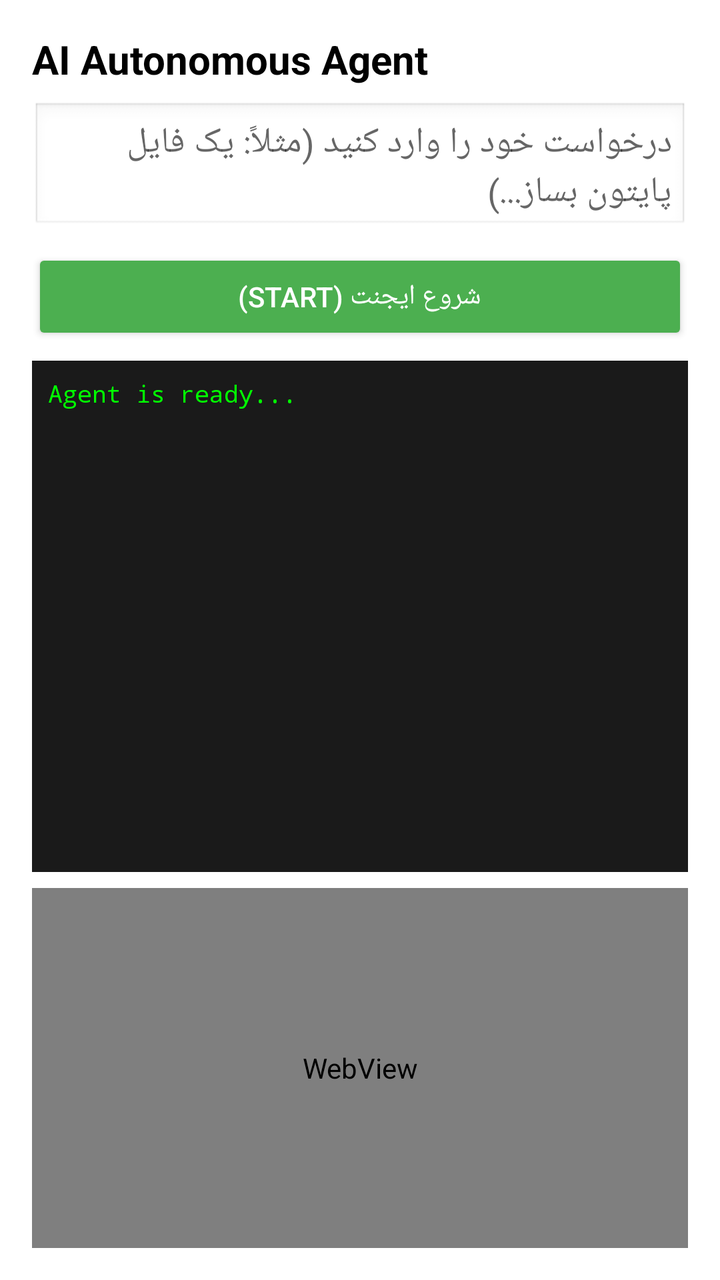
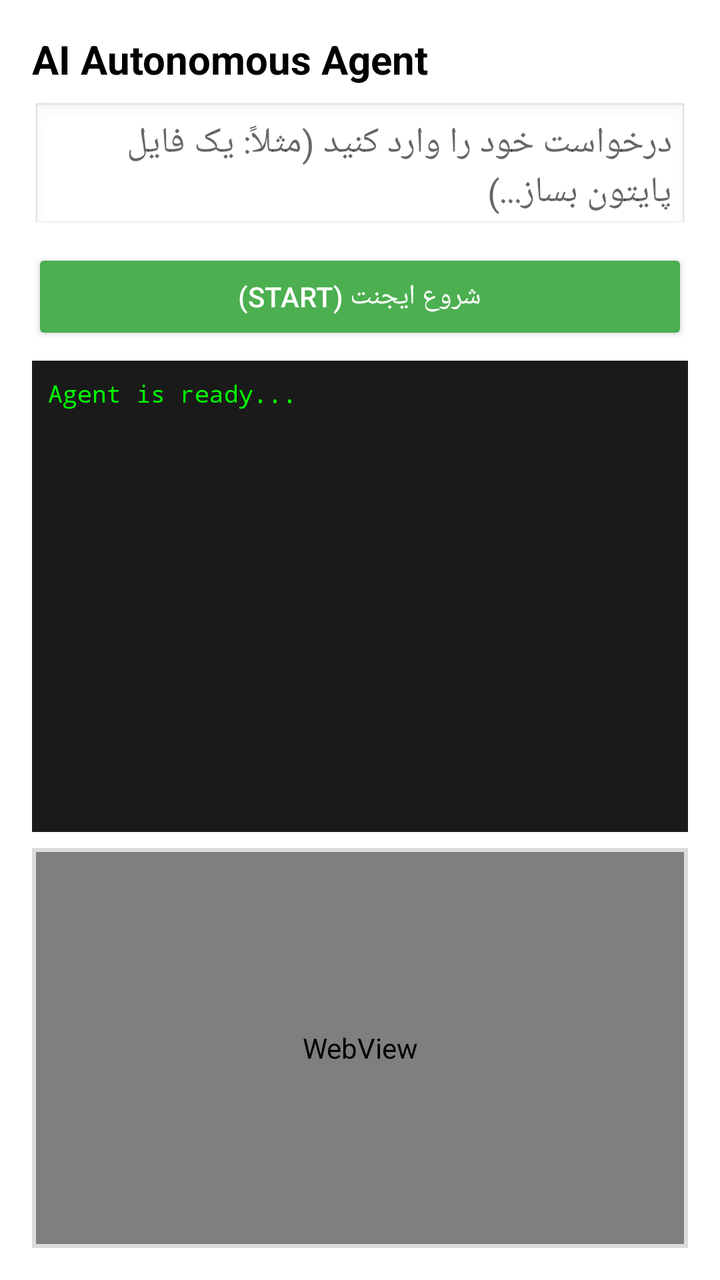

Before-and-after screenshots of an Android layout around one commit, followed by the original layout XML and the change that was made.
<!-- AndroidManifest.xml: application theme AppTheme -->
<!-- res/layout/activity_agent.xml -->
<?xml version="1.0" encoding="utf-8"?>
<LinearLayout xmlns:android="http://schemas.android.com/apk/res/android"
    android:layout_width="match_parent"
    android:layout_height="match_parent"
    android:orientation="vertical"
    android:padding="16dp"
    android:background="#FFFFFF">

    <TextView
        android:layout_width="match_parent"
        android:layout_height="wrap_content"
        android:text="AI Autonomous Agent"
        android:textSize="20sp"
        android:textStyle="bold"
        android:textColor="#000000"
        android:layout_marginBottom="8dp"/>

    <EditText
        android:id="@+id/et_agent_prompt"
        android:layout_width="match_parent"
        android:layout_height="wrap_content"
        android:hint="درخواست خود را وارد کنید (مثلاً: یک فایل پایتون بساز...)"
        android:minLines="2"
        android:gravity="top|start"
        android:background="@android:drawable/edit_text"
        android:padding="8dp"
        android:layout_marginBottom="8dp"/>

    <Button
        android:id="@+id/btn_agent_start"
        android:layout_width="match_parent"
        android:layout_height="wrap_content"
        android:text="شروع ایجنت (Start)"
        android:backgroundTint="#4CAF50"
        android:textColor="#FFFFFF"
        android:layout_marginBottom="8dp"/>

    <ScrollView
        android:layout_width="match_parent"
        android:layout_height="0dp"
        android:layout_weight="1"
        android:background="#1A1A1A"
        android:padding="8dp"
        android:layout_marginBottom="8dp">

        <TextView
            android:id="@+id/tv_agent_log"
            android:layout_width="match_parent"
            android:layout_height="wrap_content"
            android:textColor="#00FF00"
            android:fontFamily="monospace"
            android:textSize="12sp"
            android:text="Agent is ready..." />
    </ScrollView>

    
    <WebView
        android:id="@+id/agent_webview"
        android:layout_width="match_parent"
        android:layout_height="180dp"
        android:background="#EEEEEE" />
</LinearLayout>
<!-- resources referenced by this layout -->
<resources>
  <style name="AppTheme" parent="@android:style/Theme.Material.Light.NoActionBar">
          <item name="android:statusBarColor">#FFFFFF</item>
          <item name="android:windowLightStatusBar">true</item>
          <item name="android:navigationBarColor">#FFFFFF</item>
      </style>
</resources>

<!-- the commit's change to res/layout/activity_agent.xml (unified diff, before → after) -->
@@ -53,10 +53,23 @@
             android:text="Agent is ready..." />
     </ScrollView>
 
-    
-    <WebView
-        android:id="@+id/agent_webview"
+    <FrameLayout
         android:layout_width="match_parent"
-        android:layout_height="180dp"
-        android:background="#EEEEEE" />
+        android:layout_height="200dp"
+        android:background="#DDDDDD"
+        android:padding="2dp">
+        
+        <WebView
+            android:id="@+id/agent_webview"
+            android:layout_width="match_parent"
+            android:layout_height="match_parent"
+            android:background="#FFFFFF" />
+            
+        <ProgressBar
+            android:id="@+id/agent_progress"
+            android:layout_width="wrap_content"
+            android:layout_height="wrap_content"
+            android:layout_gravity="center"
+            android:visibility="gone" />
+    </FrameLayout>
 </LinearLayout>
